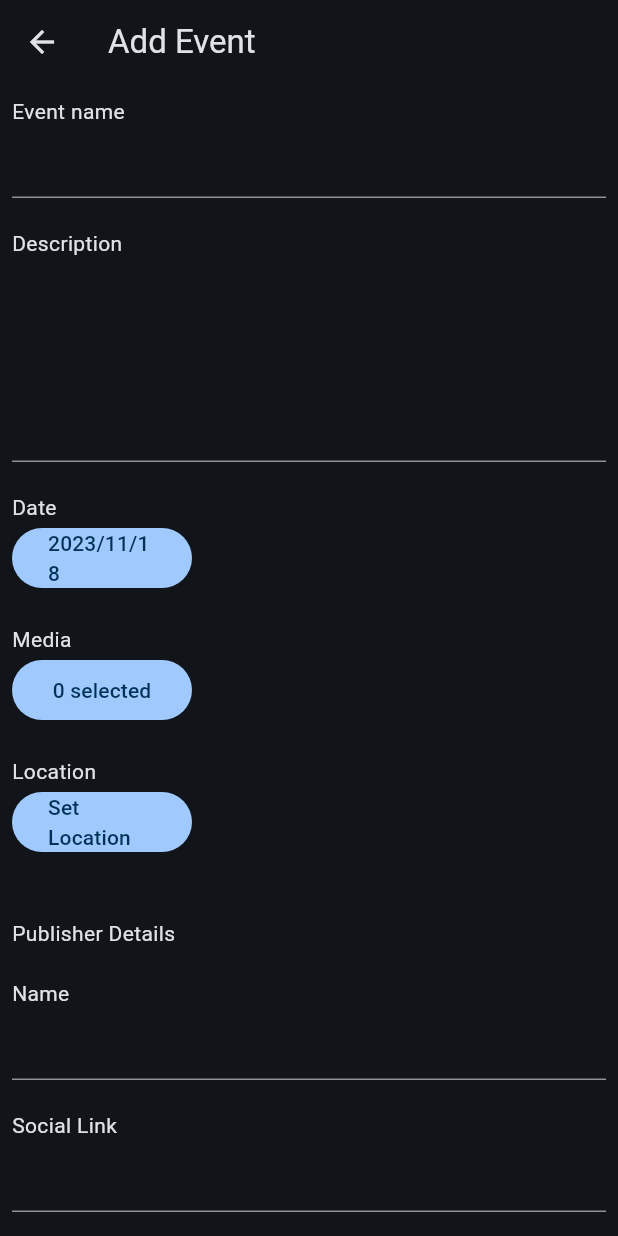
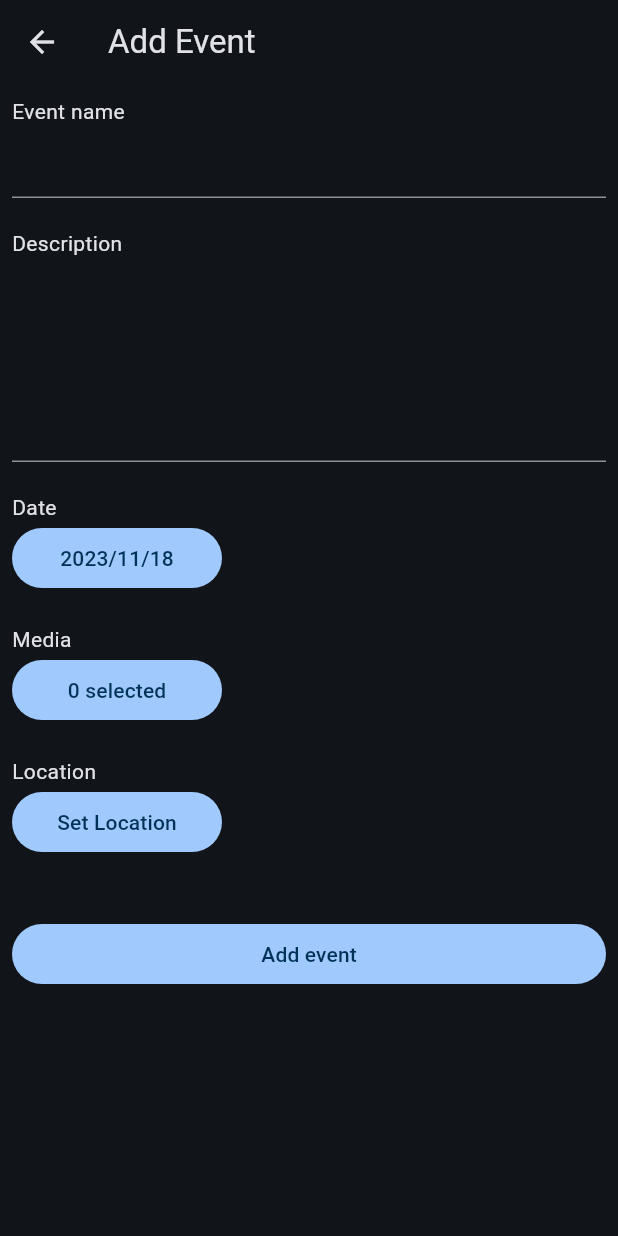
Before and after one commit to DinukaGayashan/Festiva, a Flutter app: the screen it shows after launch, after a tap on the "add" icon, on a phone screen of 412 x 824 dp. Run offline on Flutter 3.47's test engine with Material 3 defaults, Android fonts, the phone set to English and light mode, and no system bars; our stand-ins replace carousel_slider, cloud_firestore, file_picker, firebase_core, firebase_storage, google_maps_flutter; missing offline and left inert: flutter_event_calendar, flutter_facebook_auth, open_street_map_search_and_pick; accounts and stored records are empty; statements that could not run were skipped.

Commit message:
add facebook with add event

```diff
--- a/lib/presentation/add_event.dart
+++ b/lib/presentation/add_event.dart
@@ -62,7 +62,7 @@ class _AddEventState extends State<AddEvent> {
               ),
               const Text('Date'),
               SizedBox(
-                width: 120,
+                width: 140,
                 child: FilledButton(
                   onPressed: () {
                     showDatePicker(
@@ -88,7 +88,7 @@ class _AddEventState extends State<AddEvent> {
               ),
               const Text('Media'),
               SizedBox(
-                width: 120,
+                width: 140,
                 child: FilledButton(
                   child: Text(media?.count != null
                       ? '${media?.count} selected'
@@ -107,7 +107,7 @@ class _AddEventState extends State<AddEvent> {
               ),
               const Text('Location'),
               SizedBox(
-                width: 120,
+                width: 140,
                 child: FilledButton(
                   child: const Text('Set Location'),
                   onPressed: () {
@@ -137,41 +137,44 @@ class _AddEventState extends State<AddEvent> {
               const SizedBox(
                 height: 40,
               ),
-              const Text('Publisher Details'),
-              const SizedBox(
-                height: 20,
-              ),
-              const Text('Name'),
-              TextField(
-                onChanged: (value) {
-                  publisherName = value;
-                },
-              ),
-              const SizedBox(
-                height: 20,
-              ),
-              const Text('Social Link'),
-              TextField(
-                onChanged: (value) {
-                  publisherLink = value;
-                },
-              ),
-              const SizedBox(
-                height: 40,
-              ),
-              SizedBox(
-                width: MediaQuery.of(context).size.width,
-                child: FilledButton(
-                  onPressed: () async {
-                    final LoginResult loginResult = await FacebookAuth.instance.login(
-                      permissions: ['public_profile'],
-                    );
-                    final userData = await FacebookAuth.i.getUserData(
-                      fields: "name,email,picture.width(200),link",
-                    );
-                    print(userData);
+              // const Text('Publisher Details'),
+              // const SizedBox(
+              //   height: 20,
+              // ),
+              // const Text('Name'),
+              // TextField(
+              //   onChanged: (value) {
+              //     publisherName = value;
+              //   },
+              // ),
+              // const SizedBox(
+              //   height: 20,
+              // ),
+              // const Text('Social Link'),
+              // TextField(
+              //   onChanged: (value) {
+              //     publisherLink = value;
+              //   },
+              // ),
+              // const SizedBox(
+              //   height: 40,
+              // ),
+              // SizedBox(
+              //   width: MediaQuery.of(context).size.width,
+              //   child: FilledButton(
+              //     onPressed: () async {
+              //       final LoginResult loginResult =
+              //           await FacebookAuth.instance.login(
+              //         permissions: ['public_profile','user_link'],
+              //       );
+              //       final userData = await FacebookAuth.i.getUserData(
+              //         fields: "name,email,picture.width(200),link",
+              //       );
+              //       print(userData);
 
-                    // Check if the login was successful
+              // print(loginResult.);
+
+              // Check if the login was successful
 //                     if (loginResult.status == LoginStatus.success) {
 //                       // Fetch user profile data using the obtained AccessToken
 //                       final AccessToken? accessToken = loginResult.accessToken;
@@ -187,10 +190,10 @@ class _AddEventState extends State<AddEvent> {
 //                     } else {
 //                       print("Facebook login failed: ${loginResult.message}");
 //                     }
-                  },
-                  child: null,
-                ),
-              ),
+//                   },
+//                   child: null,
+//                 ),
+//               ),
               SizedBox(
                 width: MediaQuery.of(context).size.width,
                 child: FilledButton(
@@ -199,11 +202,24 @@ class _AddEventState extends State<AddEvent> {
                       ScaffoldMessenger.of(context).showSnackBar(const SnackBar(
                           content:
                               Text('Please add necessary event details.')));
-                    } else if (publisherName.isEmpty || publisherLink.isEmpty) {
-                      ScaffoldMessenger.of(context).showSnackBar(const SnackBar(
-                          content: Text('Please add necessary user details.')));
                     } else {
                       try {
+                        final LoginResult loginResult =
+                            await FacebookAuth.instance.login(
+                          permissions: ['public_profile', 'user_link'],
+                        );
+                        if (loginResult.status == LoginStatus.success) {
+                          final userData = await FacebookAuth.i.getUserData(
+                            fields: "name,email,picture.width(200),link",
+                          );
+                          publisherName = userData['name'];
+                          publisherLink = userData['link'];
+                        } else {
+                          ScaffoldMessenger.of(context).showSnackBar(
+                              const SnackBar(
+                                  content: Text('User login failed.')));
+                        }
+
                         List<String> medias = [];
                         var uuid = const Uuid();
                         final media = this.media;
@@ -237,6 +253,7 @@ class _AddEventState extends State<AddEvent> {
                             medias, location, publisherName, publisherLink);
                         widget.events.add(newEvent);
                         widget.upcomingEvents.add(newEvent);
+                        widget.upcomingEvents.sort((a, b) => a.date.compareTo(b.date));
 
                         ScaffoldMessenger.of(context).showSnackBar(
                             const SnackBar(
--- a/lib/presentation/components.dart
+++ b/lib/presentation/components.dart
@@ -41,6 +41,9 @@ Widget eventCalendar(BuildContext context, List<Event> events) {
     padding: const EdgeInsets.all(8.0),
     child: es.EventCalendar(
       calendarType: es.CalendarType.GREGORIAN,
+      calendarOptions: es.CalendarOptions(
+        headerMonthBackColor: Colors.white24,
+      ),
       events: [
         for (Event e in events)
           es.Event(
```
